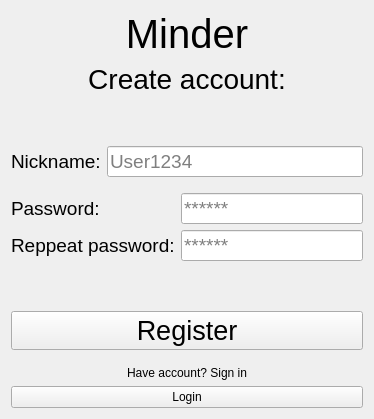
The window that client/MinderClient/libs/RegisterWindow/RegisterWindow.ui (LDK28/Minder) describes before a commit, drawn with Qt 5.
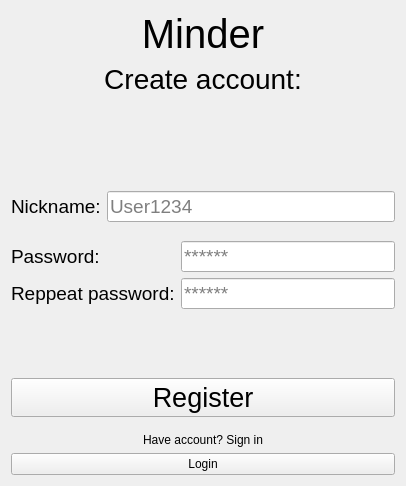
The same window after the commit.

Commit message: Validation data error msgs to view added

```diff
--- a/client/MinderClient/libs/RegisterWindow/RegisterWindow.ui
+++ b/client/MinderClient/libs/RegisterWindow/RegisterWindow.ui
@@ -6,8 +6,8 @@
    <rect>
     <x>0</x>
     <y>0</y>
-    <width>374</width>
-    <height>419</height>
+    <width>406</width>
+    <height>486</height>
    </rect>
   </property>
   <property name="windowTitle">
@@ -61,7 +61,26 @@
     </spacer>
    </item>
    <item>
-    <layout class="QVBoxLayout" name="verticalLayout_3">
+    <layout class="QVBoxLayout" name="verticalLayout">
+     <item>
+      <widget class="QLabel" name="labelErrorMsg">
+       <property name="font">
+        <font>
+         <pointsize>13</pointsize>
+         <italic>true</italic>
+        </font>
+       </property>
+       <property name="text">
+        <string>&lt;error&gt;</string>
+       </property>
+       <property name="alignment">
+        <set>Qt::AlignCenter</set>
+       </property>
+       <property name="margin">
+        <number>5</number>
+       </property>
+      </widget>
+     </item>
      <item>
       <layout class="QFormLayout" name="formLayout_3">
        <item row="0" column="0">
@@ -106,8 +125,8 @@
        </property>
        <property name="sizeHint" stdset="0">
         <size>
-         <width>10</width>
-         <height>10</height>
+         <width>13</width>
+         <height>13</height>
         </size>
        </property>
       </spacer>
```
Left out of the diff: 2 changed lines with no effect on the pictures. The commit also changes 18 other files.
